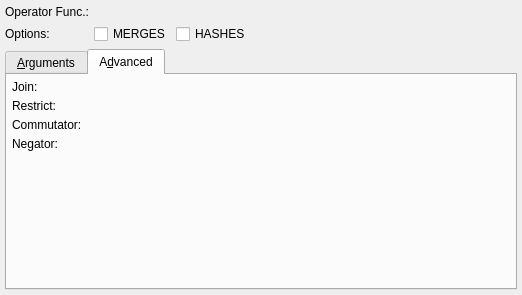
Before: the Qt Designer form libs/libgui/ui/dbobjects/operatorwidget.ui in maniac787/pgmodeler, drawn with Qt 5.
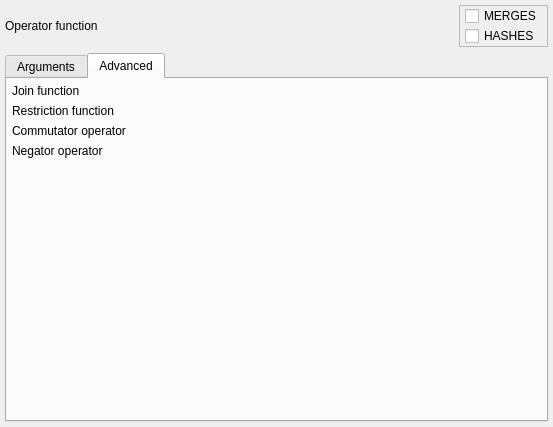
After: the same form once the commit is applied. The open tabs and pages were chosen to show the change. Icons and pictures are not drawn.

Commit message: Add warnings for explicit layout instantiation and apply minor fixes

The edit to the form file:
```diff
--- a/libs/libgui/ui/dbobjects/operatorwidget.ui
+++ b/libs/libgui/ui/dbobjects/operatorwidget.ui
@@ -6,11 +6,11 @@
    <rect>
     <x>0</x>
     <y>0</y>
-    <width>522</width>
-    <height>295</height>
+    <width>553</width>
+    <height>427</height>
    </rect>
   </property>
-  <layout class="QGridLayout" name="operator_grid">
+  <layout class="QVBoxLayout" name="verticalLayout_3">
    <property name="leftMargin">
     <number>5</number>
    </property>
@@ -23,10 +23,83 @@
    <property name="bottomMargin">
     <number>5</number>
    </property>
-   <property name="spacing">
-    <number>5</number>
-   </property>
-   <item row="2" column="0" colspan="4">
+   <item>
+    <widget class="QWidget" name="func_opts_wgt" native="true">
+     <layout class="QHBoxLayout" name="func_opts_lt">
+      <property name="leftMargin">
+       <number>0</number>
+      </property>
+      <property name="topMargin">
+       <number>0</number>
+      </property>
+      <property name="rightMargin">
+       <number>0</number>
+      </property>
+      <property name="bottomMargin">
+       <number>0</number>
+      </property>
+      <item>
+       <layout class="QVBoxLayout" name="op_func_lt">
+        <item>
+         <widget class="QLabel" name="operator_func_lbl">
+          <property name="text">
+           <string>Operator function</string>
+          </property>
+         </widget>
+        </item>
+       </layout>
+      </item>
+      <item>
+       <widget class="QFrame" name="option_frm">
+        <property name="sizePolicy">
+         <sizepolicy hsizetype="Fixed" vsizetype="Fixed">
+          <horstretch>0</horstretch>
+          <verstretch>0</verstretch>
+         </sizepolicy>
+        </property>
+        <property name="frameShape">
+         <enum>QFrame::Shape::StyledPanel</enum>
+        </property>
+        <property name="frameShadow">
+         <enum>QFrame::Shadow::Raised</enum>
+        </property>
+        <layout class="QVBoxLayout" name="verticalLayout_2">
+         <property name="spacing">
+          <number>0</number>
+         </property>
+         <property name="leftMargin">
+          <number>5</number>
+         </property>
+         <property name="topMargin">
+          <number>0</number>
+         </property>
+         <property name="rightMargin">
+          <number>5</number>
+         </property>
+         <property name="bottomMargin">
+          <number>0</number>
+         </property>
+         <item>
+          <widget class="QCheckBox" name="merges_chk">
+           <property name="text">
+            <string>MERGES</string>
+           </property>
+          </widget>
+         </item>
+         <item>
+          <widget class="QCheckBox" name="hashes_chk">
+           <property name="text">
+            <string>HASHES</string>
+           </property>
+          </widget>
+         </item>
+        </layout>
+       </widget>
+      </item>
+     </layout>
+    </widget>
+   </item>
+   <item>
     <widget class="QTabWidget" name="attributes_twg">
      <property name="currentIndex">
       <number>0</number>
@@ -43,7 +116,7 @@
         <normaloff>:/icons/icons/usertype.png</normaloff>:/icons/icons/usertype.png</iconset>
       </attribute>
       <attribute name="title">
-       <string>&amp;Arguments</string>
+       <string>Arguments</string>
       </attribute>
      </widget>
      <widget class="QWidget" name="funcs_opers_tab">
@@ -52,9 +125,9 @@
         <normaloff>:/icons/icons/moreactions.png</normaloff>:/icons/icons/moreactions.png</iconset>
       </attribute>
       <attribute name="title">
-       <string>A&amp;dvanced</string>
+       <string>Advanced</string>
       </attribute>
-      <layout class="QGridLayout" name="gridLayout">
+      <layout class="QVBoxLayout" name="verticalLayout">
        <property name="leftMargin">
         <number>5</number>
        </property>
@@ -67,38 +140,51 @@
        <property name="bottomMargin">
         <number>5</number>
        </property>
-       <property name="spacing">
-        <number>5</number>
-       </property>
-       <item row="1" column="0">
-        <widget class="QLabel" name="join_func_lbl">
-         <property name="text">
-          <string>Join:</string>
-         </property>
-        </widget>
+       <item>
+        <layout class="QVBoxLayout" name="join_lt">
+         <item>
+          <widget class="QLabel" name="join_func_lbl">
+           <property name="text">
+            <string>Join function</string>
+           </property>
+          </widget>
+         </item>
+        </layout>
        </item>
-       <item row="2" column="0">
-        <widget class="QLabel" name="restrict_func_lbl">
-         <property name="text">
-          <string>Restrict:</string>
-         </property>
-        </widget>
+       <item>
+        <layout class="QVBoxLayout" name="restriction_lt">
+         <item>
+          <widget class="QLabel" name="restrict_func_lbl">
+           <property name="text">
+            <string>Restriction function</string>
+           </property>
+          </widget>
+         </item>
+        </layout>
        </item>
-       <item row="3" column="0">
-        <widget class="QLabel" name="commutator_op_lbl">
-         <property name="text">
-          <string>Commutator:</string>
-         </property>
-        </widget>
+       <item>
+        <layout class="QVBoxLayout" name="commutator_lt">
+         <item>
+          <widget class="QLabel" name="commutator_op_lbl">
+           <property name="text">
+            <string>Commutator operator</string>
+           </property>
+          </widget>
+         </item>
+        </layout>
        </item>
-       <item row="4" column="0">
-        <widget class="QLabel" name="negator_op_lbl">
-         <property name="text">
-          <string>Negator:</string>
-         </property>
-        </widget>
+       <item>
+        <layout class="QVBoxLayout" name="negator_lt">
+         <item>
+          <widget class="QLabel" name="negator_op_lbl">
+           <property name="text">
+            <string>Negator operator</string>
+           </property>
+          </widget>
+         </item>
+        </layout>
        </item>
-       <item row="5" column="0">
+       <item>
         <spacer name="verticalSpacer">
          <property name="orientation">
           <enum>Qt::Vertical</enum>
@@ -115,53 +201,6 @@
      </widget>
     </widget>
    </item>
-   <item row="1" column="3">
-    <spacer name="horizontalSpacer">
-     <property name="orientation">
-      <enum>Qt::Horizontal</enum>
-     </property>
-     <property name="sizeHint" stdset="0">
-      <size>
-       <width>229</width>
-       <height>20</height>
-      </size>
-     </property>
-    </spacer>
-   </item>
-   <item row="0" column="0">
-    <widget class="QLabel" name="operator_func_lbl">
-     <property name="text">
-      <string>Operator Func.:</string>
-     </property>
-    </widget>
-   </item>
-   <item row="1" column="2">
-    <widget class="QCheckBox" name="hashes_chk">
-     <property name="text">
-      <string>HASHES</string>
-     </property>
-    </widget>
-   </item>
-   <item row="1" column="0">
-    <widget class="QLabel" name="options_lbl">
-     <property name="minimumSize">
-      <size>
-       <width>70</width>
-       <height>0</height>
-      </size>
-     </property>
-     <property name="text">
-      <string>Options:</string>
-     </property>
-    </widget>
-   </item>
-   <item row="1" column="1">
-    <widget class="QCheckBox" name="merges_chk">
-     <property name="text">
-      <string>MERGES</string>
-     </property>
-    </widget>
-   </item>
   </layout>
  </widget>
  <resources>
```
Left out of the diff: 3 changed lines with no effect on the pictures. The commit also changes 49 other files.
